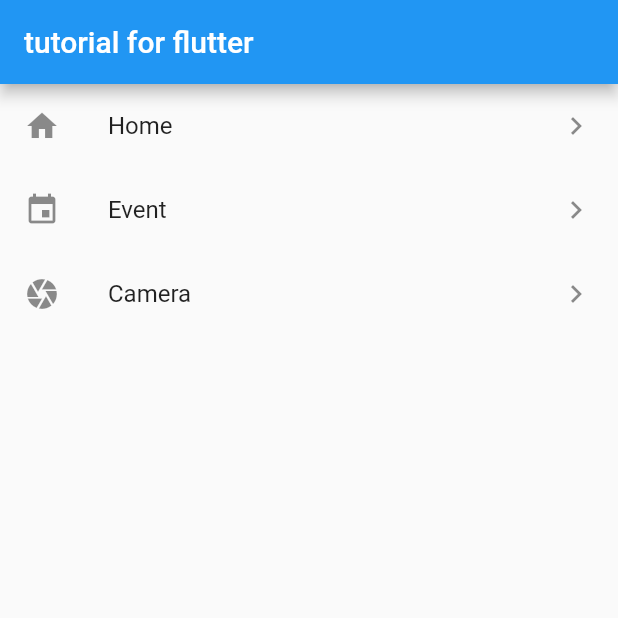
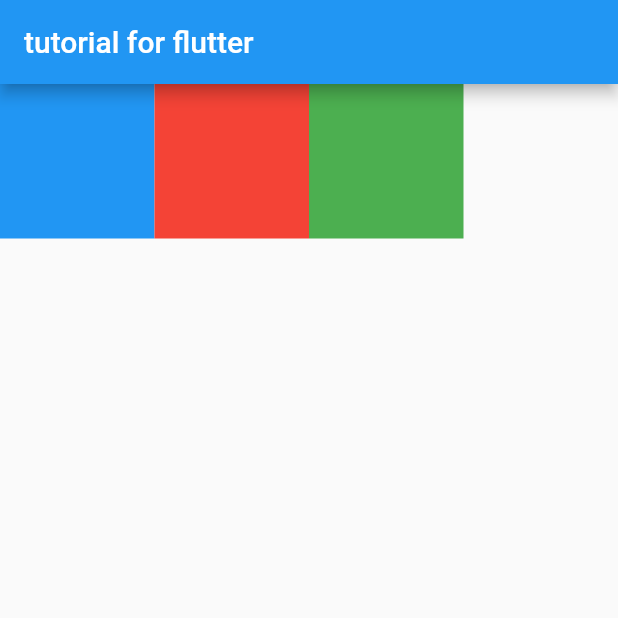
Before and after one commit to gyeongseokKang/flutter_tutorial, a Flutter app: the screen it shows after launch, on a phone screen of 412 x 824 dp, the top half of it. Run offline on Flutter 3.47's test engine with Material 2 defaults, Android fonts, the phone set to English and light mode, and no system bars.

Commit message:
[Tutorial] #3 GridView

```diff
--- a/lib/main.dart
+++ b/lib/main.dart
@@ -25,26 +25,22 @@ class MyHomePage extends StatelessWidget {
         title: Text("tutorial for flutter"),
     ),
       body:
-        ListView(
-          scrollDirection: Axis.vertical,
+       GridView.count(crossAxisCount: 4,
        children: <Widget>[
-            ListTile(
-              leading: Icon(Icons.home),
-              title: Text('Home'),
-              trailing: Icon(Icons.navigate_next),
-              onTap: (){},
+         Container(
+           color: Colors.blue,
+           width: 100,
+           height: 100,
          ),
-            ListTile(
-              leading: Icon(Icons.event),
-              title : Text("Event"),
-              trailing: Icon(Icons.navigate_next),
-              onLongPress: (){},
+         Container(
+           color: Colors.red,
+           width: 100,
+           height: 100,
          ),
-            ListTile(
-              leading: Icon(Icons.camera),
-              title: Text('Camera'),
-              trailing: Icon(Icons.navigate_next),
-              onTap: (){},
+         Container(
+           color: Colors.green,
+           width: 100,
+           height: 100,
          )
        ],
        )
```
Lines whose indentation alone changed are shown as unchanged.
